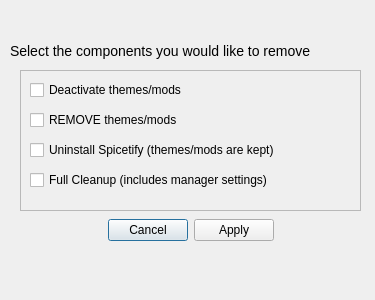
Protonosgit/Spicetify_Installer, file res/uninstall.ui: the form before one commit.
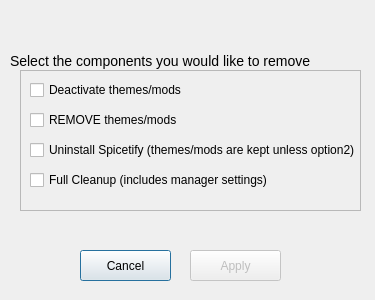
The form after the commit.

Commit message: Some functional/visual improvements to uninstall modal

Diff of the .ui file:
```diff
--- a/res/uninstall.ui
+++ b/res/uninstall.ui
@@ -31,39 +31,11 @@
   <property name="modal">
    <bool>true</bool>
   </property>
-  <widget class="QDialogButtonBox" name="buttonBox">
-   <property name="geometry">
-    <rect>
-     <x>40</x>
-     <y>210</y>
-     <width>301</width>
-     <height>41</height>
-    </rect>
-   </property>
-   <property name="sizePolicy">
-    <sizepolicy hsizetype="Expanding" vsizetype="Fixed">
-     <horstretch>0</horstretch>
-     <verstretch>0</verstretch>
-    </sizepolicy>
-   </property>
-   <property name="contextMenuPolicy">
-    <enum>Qt::ActionsContextMenu</enum>
-   </property>
-   <property name="orientation">
-    <enum>Qt::Horizontal</enum>
-   </property>
-   <property name="standardButtons">
-    <set>QDialogButtonBox::Apply|QDialogButtonBox::Cancel</set>
-   </property>
-   <property name="centerButtons">
-    <bool>true</bool>
-   </property>
-  </widget>
   <widget class="QLabel" name="label">
    <property name="geometry">
     <rect>
      <x>10</x>
-     <y>40</y>
+     <y>50</y>
      <width>351</width>
      <height>21</height>
     </rect>
@@ -100,7 +72,7 @@
      <rect>
       <x>10</x>
       <y>100</y>
-      <width>291</width>
+      <width>331</width>
       <height>20</height>
      </rect>
     </property>
@@ -113,12 +85,12 @@
      <rect>
       <x>10</x>
       <y>70</y>
-      <width>291</width>
+      <width>331</width>
       <height>20</height>
      </rect>
     </property>
     <property name="text">
-     <string>Uninstall Spicetify (themes/mods are kept)</string>
+     <string>Uninstall Spicetify (themes/mods are kept unless option2)</string>
     </property>
    </widget>
    <widget class="QCheckBox" name="option1">
@@ -126,7 +98,7 @@
      <rect>
       <x>10</x>
       <y>10</y>
-      <width>291</width>
+      <width>331</width>
       <height>20</height>
      </rect>
     </property>
@@ -139,7 +111,7 @@
      <rect>
       <x>10</x>
       <y>40</y>
-      <width>291</width>
+      <width>331</width>
       <height>20</height>
      </rect>
     </property>
@@ -148,6 +120,69 @@
     </property>
    </widget>
   </widget>
+  <widget class="QPushButton" name="bt_apply">
+   <property name="enabled">
+    <bool>false</bool>
+   </property>
+   <property name="geometry">
+    <rect>
+     <x>190</x>
+     <y>250</y>
+     <width>91</width>
+     <height>31</height>
+    </rect>
+   </property>
+   <property name="text">
+    <string>Apply</string>
+   </property>
+   <property name="autoDefault">
+    <bool>false</bool>
+   </property>
+  </widget>
+  <widget class="QPushButton" name="bt_cancel">
+   <property name="geometry">
+    <rect>
+     <x>80</x>
+     <y>250</y>
+     <width>91</width>
+     <height>31</height>
+    </rect>
+   </property>
+   <property name="text">
+    <string>Cancel</string>
+   </property>
+   <property name="default">
+    <bool>true</bool>
+   </property>
+   <property name="flat">
+    <bool>false</bool>
+   </property>
+  </widget>
+  <widget class="QLabel" name="warning">
+   <property name="enabled">
+    <bool>true</bool>
+   </property>
+   <property name="geometry">
+    <rect>
+     <x>70</x>
+     <y>220</y>
+     <width>221</width>
+     <height>16</height>
+    </rect>
+   </property>
+   <property name="autoFillBackground">
+    <bool>false</bool>
+   </property>
+   <property name="styleSheet">
+    <string notr="true">color: rgba(0, 0, 0, 0);
+font-size: 14px;
+font-weight: bold;
+</string>
+   </property>
+   <property name="text">
+    <string>This action can NOT be undone!</string>
+   </property>
+  </widget>
  </widget>
  <resources/>
  <connections>
```
Left out of the diff: 43 changed lines with no effect on the pictures. The commit also changes 2 other files.
